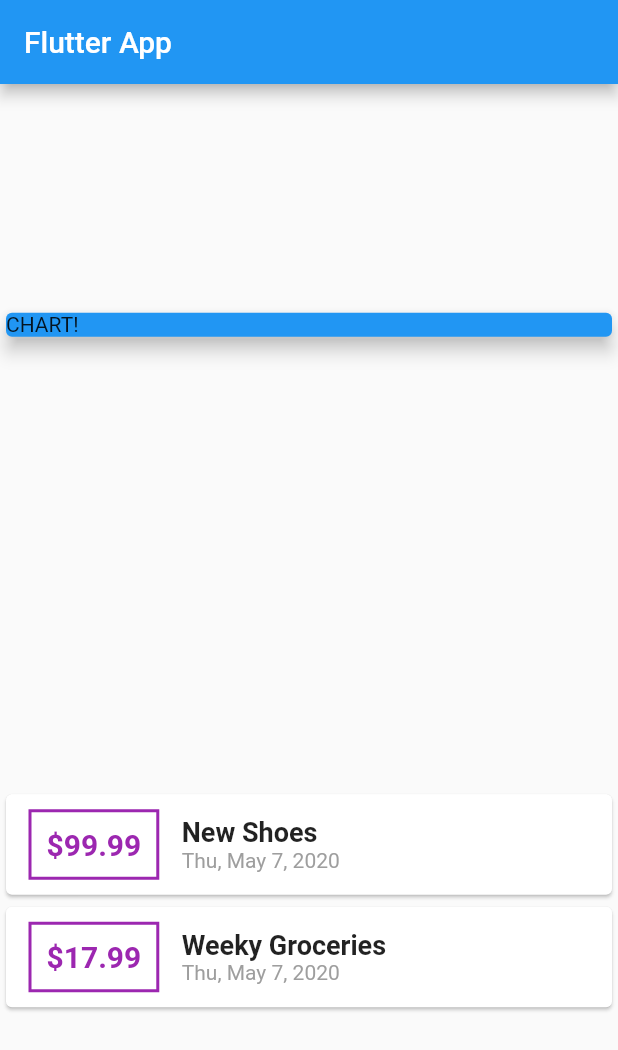
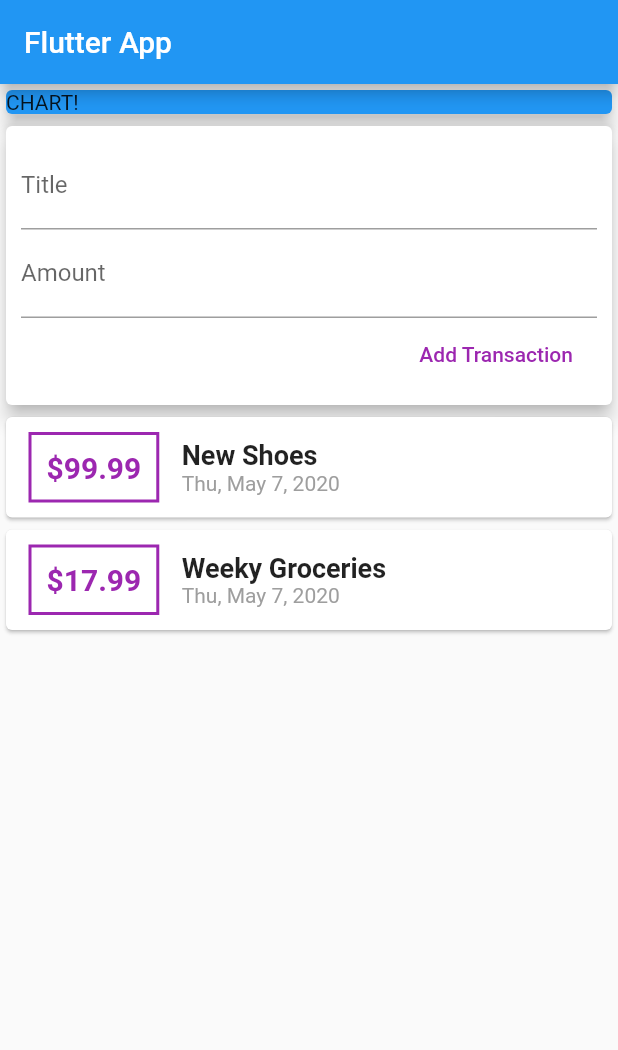
Before and after one commit to dthanhthai/ExpenseNote, a Flutter app: the screen it shows after launch, on a phone screen of 412 x 824 dp. Shown: the top 1050 px of the screen. Run offline on Flutter 3.47's test engine with Material 2 defaults, Android fonts, the phone set to English and light mode, and no system bars.

Commit message:
lesson 18

```diff
--- a/expense_note/lib/main.dart
+++ b/expense_note/lib/main.dart
@@ -29,7 +29,7 @@ class MyHomePage extends StatelessWidget {
         title: Text('Flutter App'),
       ),
       body: Column(
-        mainAxisAlignment: MainAxisAlignment.spaceAround,
+//        mainAxisAlignment: MainAxisAlignment.spaceAround,
         crossAxisAlignment: CrossAxisAlignment.center,
         children: <Widget>[
           Container(
@@ -38,6 +38,28 @@ class MyHomePage extends StatelessWidget {
               color: Colors.blue,
               child: Text('CHART!'),
               elevation: 5,
+            ),
+          ),
+          Card(
+            elevation: 5,
+            child: Container(
+              padding: EdgeInsets.all(10),
+              child: Column(
+                crossAxisAlignment: CrossAxisAlignment.end,
+                children: <Widget>[
+                  TextField(
+                    decoration: InputDecoration(labelText: 'Title'),
+                  ),
+                  TextField(
+                    decoration: InputDecoration(labelText: 'Amount'),
+                  ),
+                  FlatButton(
+                    child: Text('Add Transaction'),
+                    textColor: Colors.purple,
+                    onPressed: () {},
+                  ),
+                ],
+              ),
             ),
           ),
           Column(
@@ -53,7 +75,7 @@ class MyHomePage extends StatelessWidget {
                       width: 2,
                     )),
                     padding: EdgeInsets.all(10),
-                    child: Text('\$${tx.amount}' ,
+                    child: Text('\$${tx.amount}',
                         style: TextStyle(
                             fontWeight: FontWeight.bold,
                             fontSize: 20,
```
Also changed, not shown: expense_note/pubspec.lock.
